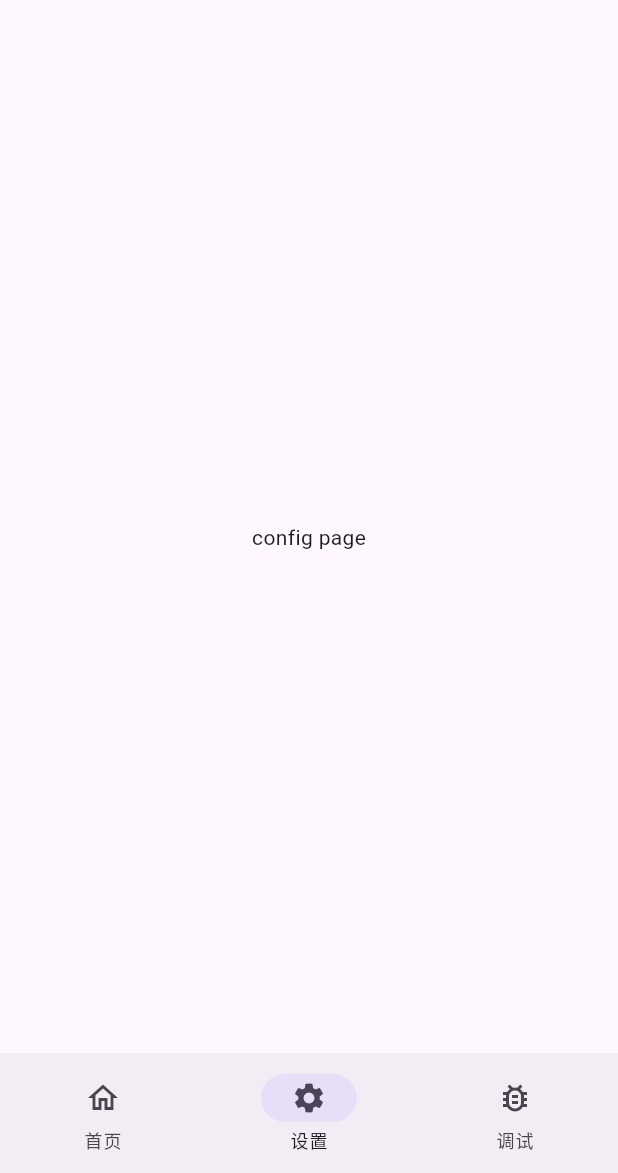
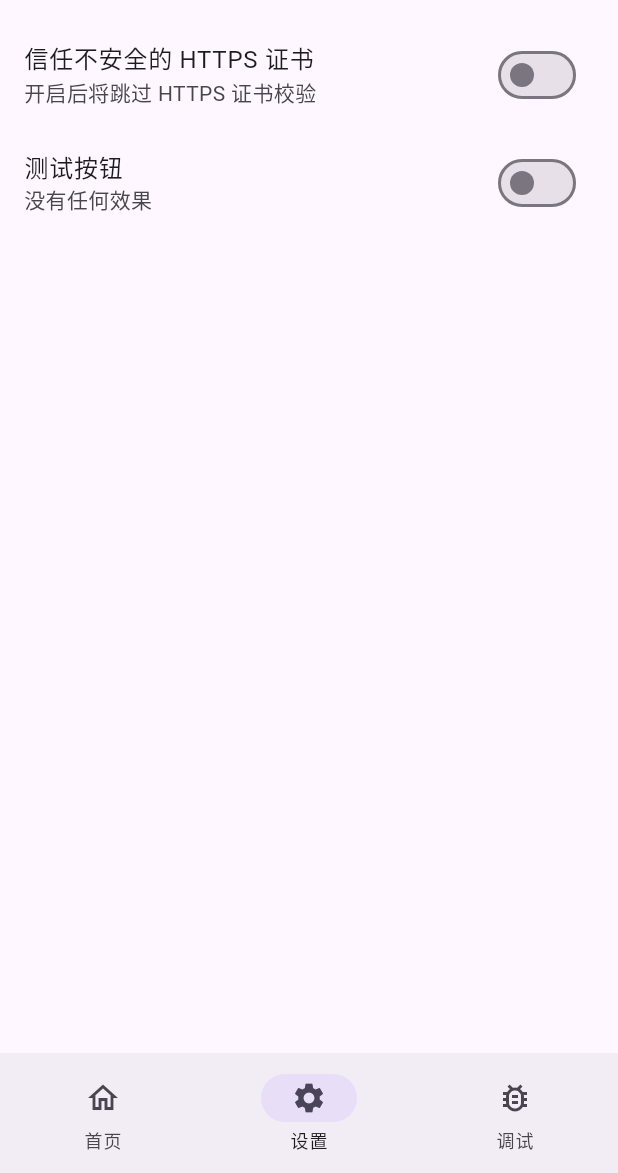
Before and after one commit to bling-yshs/sync-clipboard-tauri, a Flutter app: the screen it shows after launch, swiped to page 2, on a phone screen of 412 x 824 dp, the part 63-1236 px from its top. Run offline on Flutter 3.47's test engine with Material 3 defaults, Android fonts, the phone set to English and light mode, and no system bars; drawn by our look-alikes of dynamic_color; our stand-ins replace dio, fluttertoast, freezed_annotation, go_router, logger, shared_preferences; missing offline and left inert: media_scanner.

Commit message:
feat: 支持忽略 HTTPS 证书

```diff
--- a/lib/main.dart
+++ b/lib/main.dart
@@ -1,10 +1,9 @@
 import 'package:flutter/material.dart';
-import 'package:flutter_riverpod/flutter_riverpod.dart';
 import 'package:dynamic_color/dynamic_color.dart';
 import 'router/app_router.dart';
 
 void main() {
-  runApp(const ProviderScope(child: MyApp()));
+  runApp(const MyApp());
 }
 
 class MyApp extends StatelessWidget {
--- /dev/null
+++ b/lib/model/app_settings/app_settings.dart
@@ -0,0 +1,24 @@
+// 应用设置模型
+// 使用 SharedPreferences 进行持久化存储
+
+import 'package:freezed_annotation/freezed_annotation.dart';
+import 'dart:convert';
+
+part 'app_settings.freezed.dart';
+part 'app_settings.g.dart';
+
+AppSettings appSettingsFromJson(String str) => AppSettings.fromJson(json.decode(str));
+
+String appSettingsToJson(AppSettings data) => json.encode(data.toJson());
+
+@freezed
+abstract class AppSettings with _$AppSettings {
+  const factory AppSettings({
+    /// 是否信任不安全的 HTTPS 证书
+    /// 开启后，Dio 请求将不校验 HTTPS 证书
+    /// 注意：这会降低安全性，仅建议在开发/测试环境使用
+    @Default(false) bool trustInsecureCert,
+  }) = _AppSettings;
+
+  factory AppSettings.fromJson(Map<String, dynamic> json) => _$AppSettingsFromJson(json);
+}
--- a/lib/page/config_page.dart
+++ b/lib/page/config_page.dart
@@ -1,18 +1,87 @@
 import 'package:flutter/material.dart';
-import 'package:flutter_riverpod/flutter_riverpod.dart';
+import 'package:shared_preferences/shared_preferences.dart';
+import 'package:sync_clipboard_flutter/model/app_settings/app_settings.dart';
 
-class ConfigPage extends ConsumerWidget {
+class ConfigPage extends StatefulWidget {
   const ConfigPage({super.key});
 
   @override
-  Widget build(BuildContext context, WidgetRef ref) {
-    return Center(
-      child: Column(
-        mainAxisAlignment: MainAxisAlignment.center,
-        children: const [
-          Text('config page')
-        ],
-      ),
+  State<ConfigPage> createState() => _ConfigPageState();
+}
+
+class _ConfigPageState extends State<ConfigPage> {
+  static const String _settingsStorageKey = 'app_settings';
+
+  AppSettings _settings = const AppSettings();
+  bool _isLoading = true;
+
+  @override
+  void initState() {
+    super.initState();
+    _loadSettings();
+  }
+
+  Future<void> _loadSettings() async {
+    final prefs = await SharedPreferences.getInstance();
+    final savedJson = prefs.getString(_settingsStorageKey);
+
+    if (savedJson != null && savedJson.isNotEmpty) {
+      try {
+        final settings = appSettingsFromJson(savedJson);
+        setState(() {
+          _settings = settings;
+          _isLoading = false;
+        });
+      } catch (e) {
+        setState(() {
+          _settings = const AppSettings();
+          _isLoading = false;
+        });
+      }
+    } else {
+      setState(() {
+        _isLoading = false;
+      });
+    }
+  }
+
+  Future<void> _saveSettings(AppSettings newSettings) async {
+    final prefs = await SharedPreferences.getInstance();
+    await prefs.setString(_settingsStorageKey, appSettingsToJson(newSettings));
+    setState(() {
+      _settings = newSettings;
+    });
+  }
+
+  Future<void> _toggleTrustInsecureCert(bool value) async {
+    final newSettings = _settings.copyWith(trustInsecureCert: value);
+    await _saveSettings(newSettings);
+  }
+
+  @override
+  Widget build(BuildContext context) {
+    if (_isLoading) {
+      return const Center(child: CircularProgressIndicator());
+    }
+
+    return ListView(
+      children: [
+        // 信任不安全的 HTTPS 证书
+        SwitchListTile(
+          title: const Text('信任不安全的 HTTPS 证书'),
+          subtitle: const Text('开启后将跳过 HTTPS 证书校验'),
+          value: _settings.trustInsecureCert,
+          onChanged: _toggleTrustInsecureCert,
+        ),
+
+        // 测试按钮
+        SwitchListTile(
+          title: const Text('测试按钮'),
+          subtitle: const Text('没有任何效果'),
+          value: false,
+          onChanged: (value) {},
+        ),
+      ],
     );
   }
 }
--- a/pubspec.yaml
+++ b/pubspec.yaml
@@ -42,9 +42,9 @@ dependencies:
   # 日志
   logger: ^2.6.2
   # 状态管理
-  flutter_riverpod: ^3.0.3
-  riverpod_annotation: ^3.0.3
-  riverpod_generator: ^3.0.3
+  # flutter_riverpod: ^3.0.3
+  # riverpod_annotation: ^3.0.3
+  # riverpod_generator: ^3.0.3
   # 路由
   go_router: ^17.0.0
   # 代码生成
```
Also changed, not shown: lib/dio/sync_clipboard_client.dart (+30 -3 lines), lib/model/app_settings/app_settings.freezed.dart (added), lib/model/app_settings/app_settings.g.dart (added), pubspec.lock.
